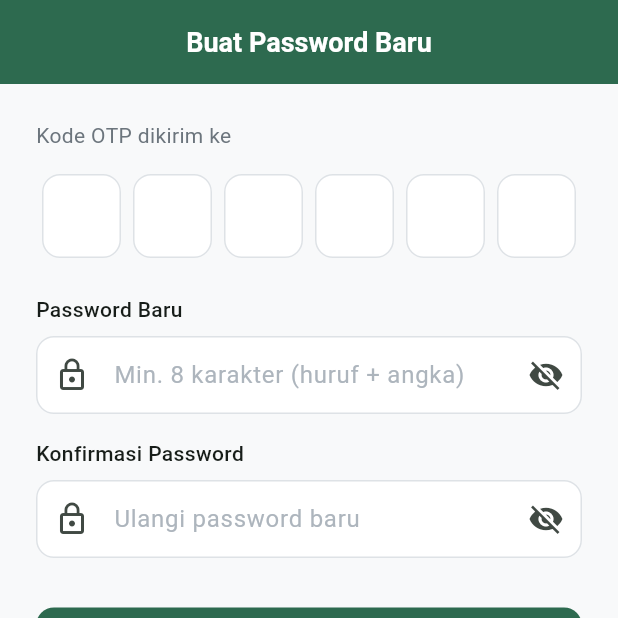
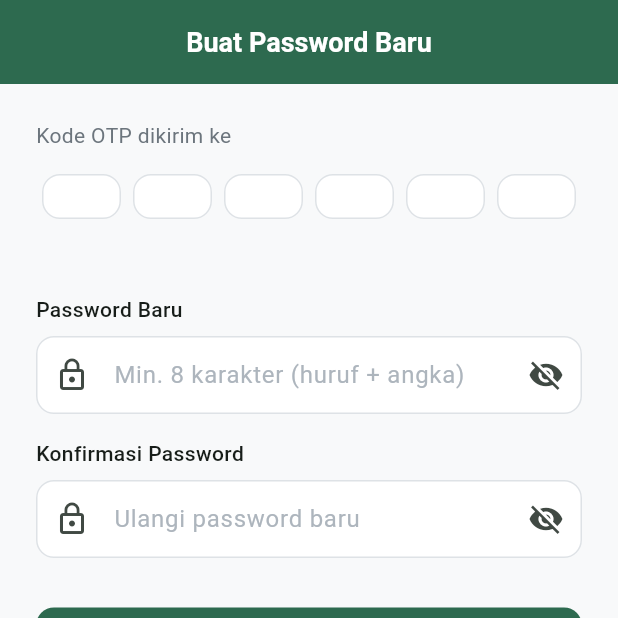
Before and after one commit to R4hm4tHid4y4t/alpukat_project, a Flutter app: the ResetPasswordPage screen opened by its route, on a phone screen of 412 x 824 dp, the top half of it. Run offline on Flutter 3.47's test engine with Material 3 defaults, Android fonts, the phone set to English and light mode, and no system bars; our stand-ins replace cached_network_image, dartz, dio, equatable, fl_chart, flutter_bloc and 7 more; accounts and stored records are empty.

Commit message:
fix(auth): update halaman verifikasi OTP dan reset password

```diff
--- a/alpukat_app/lib/presentation/pages/auth/reset_password_page.dart
+++ b/alpukat_app/lib/presentation/pages/auth/reset_password_page.dart
@@ -108,10 +108,15 @@ class _ResetPasswordPageState extends State<ResetPasswordPage> {
                             controller: _otpControllers[i],
                             focusNode: _focusNodes[i],
                             textAlign: TextAlign.center,
+                            textAlignVertical: TextAlignVertical.center,
                             keyboardType: TextInputType.number,
                             maxLength: 1,
-                            style: const TextStyle(fontSize: 22, fontWeight: FontWeight.bold),
-                            decoration: const InputDecoration(counterText: ''),
+                            style: const TextStyle(fontSize: 20, fontWeight: FontWeight.bold),
+                            decoration: const InputDecoration(
+                              counterText: '',
+                              isDense: true,
+                              contentPadding: EdgeInsets.zero,
+                            ),
                             onChanged: (v) => _onDigitChanged(i, v),
                           ),
                         ),
```
Also changed, not shown: alpukat_app/lib/presentation/pages/auth/otp_verification_page.dart (+7 -2 lines).
